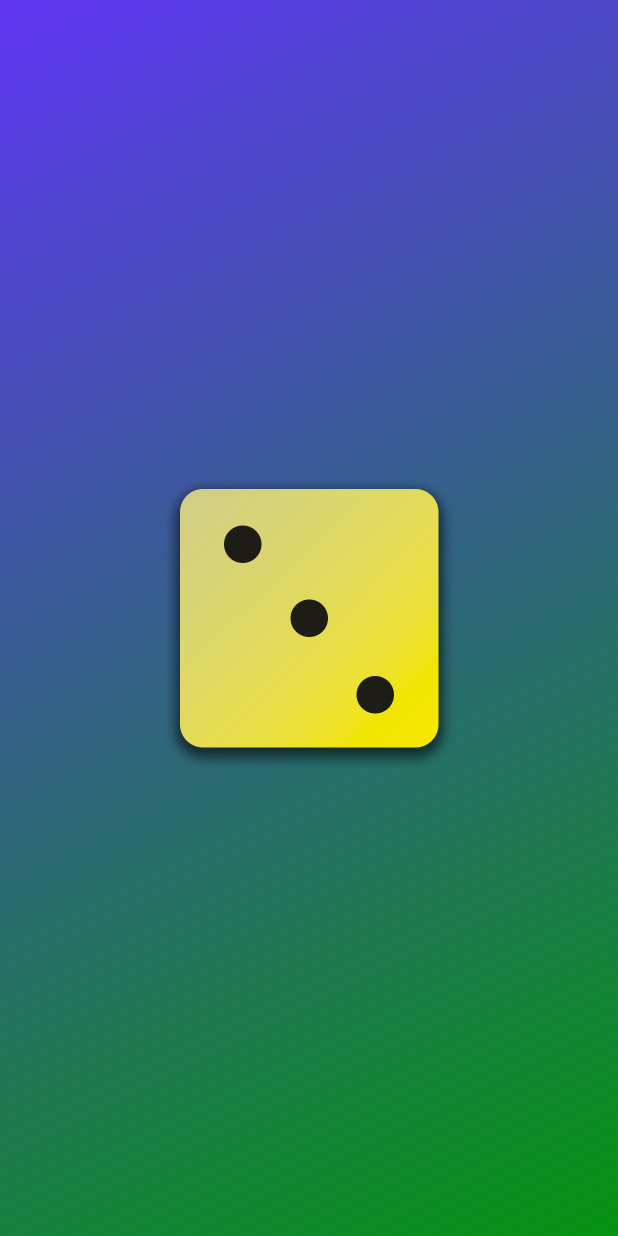
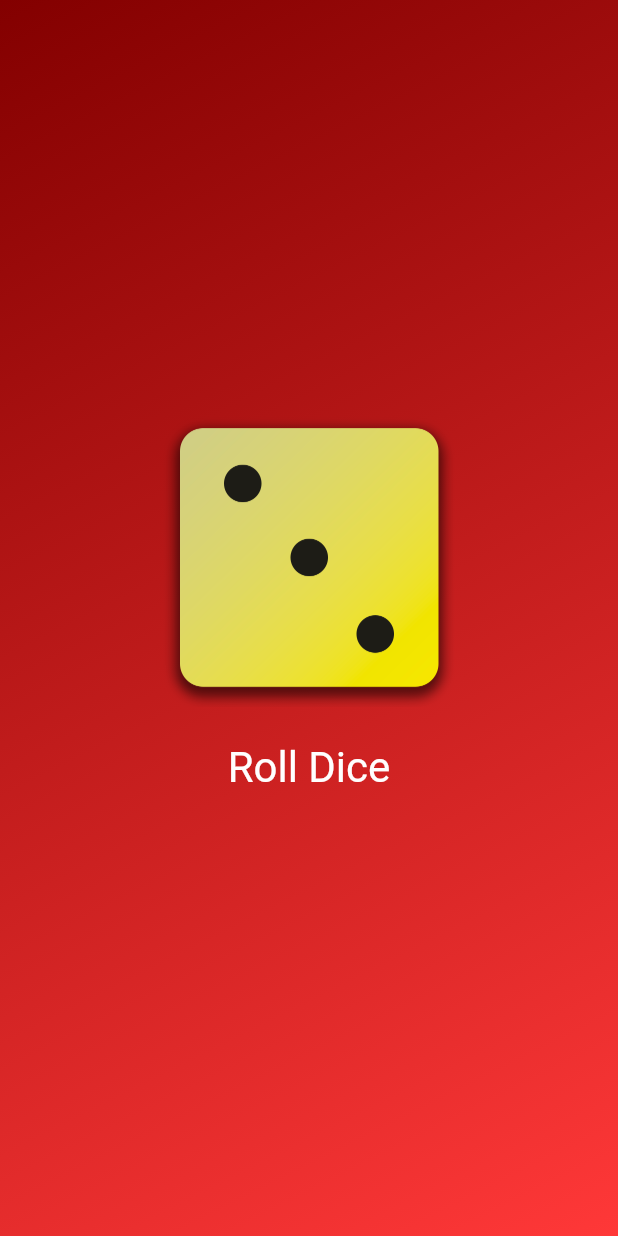
Before and after one commit to DCXan/flutter-roll-dice, a Flutter app: the screen it shows after launch, on a phone screen of 412 x 824 dp. Run offline on Flutter 3.47's test engine with Material 2 defaults, Android fonts, the phone set to English and light mode, and no system bars; missing offline and left inert: dart:ffi.

Commit message:
added button and rng

```diff
--- a/lib/gradient_container.dart
+++ b/lib/gradient_container.dart
@@ -1,14 +1,26 @@
+import 'dart:ffi';
+
 import 'package:flutter/material.dart';
 import 'package:first_app/styled_text.dart';
+import 'dart:math';
 
 const startAlignment = Alignment.topLeft;
 const endAlignment = Alignment.bottomRight;
 
 class GradientContainer extends StatelessWidget {
-  const GradientContainer(this.color1, this.color2, {super.key});
+  GradientContainer(this.color1, this.color2, {super.key});
 
   final Color color1;
   final Color color2;
+
+  var activeDiceImage = 'assets/images/dice-3.png';
+
+  void rollDice() {
+    Random random = Random();
+    int randomNumber = random.nextInt(6) + 1;
+    activeDiceImage = 'assets/images/dice-$randomNumber.png';
+    return;
+  }
 
   @override
   Widget build(context) {
@@ -21,9 +33,22 @@ class GradientContainer extends StatelessWidget {
         ),
       ),
       child: Center(
-        child: Image.asset(
-          'assets/images/dice-3.png',
-          width: 200,
+        child: Column(
+          mainAxisSize: MainAxisSize.min,
+          children: [
+            Image.asset(
+              activeDiceImage,
+              width: 200,
+            ),
+            TextButton(
+              onPressed: rollDice,
+              style: TextButton.styleFrom(
+                  padding: const EdgeInsets.all(24),
+                  foregroundColor: Colors.white,
+                  textStyle: const TextStyle(fontSize: 28)),
+              child: const Text('Roll Dice'),
+            )
+          ],
         ),
       ),
     );
--- a/lib/main.dart
+++ b/lib/main.dart
@@ -3,10 +3,10 @@ import 'package:first_app/gradient_container.dart';
 
 void main() {
   runApp(
-    const MaterialApp(
+    MaterialApp(
       home: Scaffold(
-        body: GradientContainer(
-            Color.fromARGB(255, 95, 54, 244), Color.fromARGB(255, 4, 146, 16)),
+        body: GradientContainer(const Color.fromARGB(255, 131, 0, 0),
+            const Color.fromARGB(255, 255, 56, 56)),
       ),
     ),
   );
```
